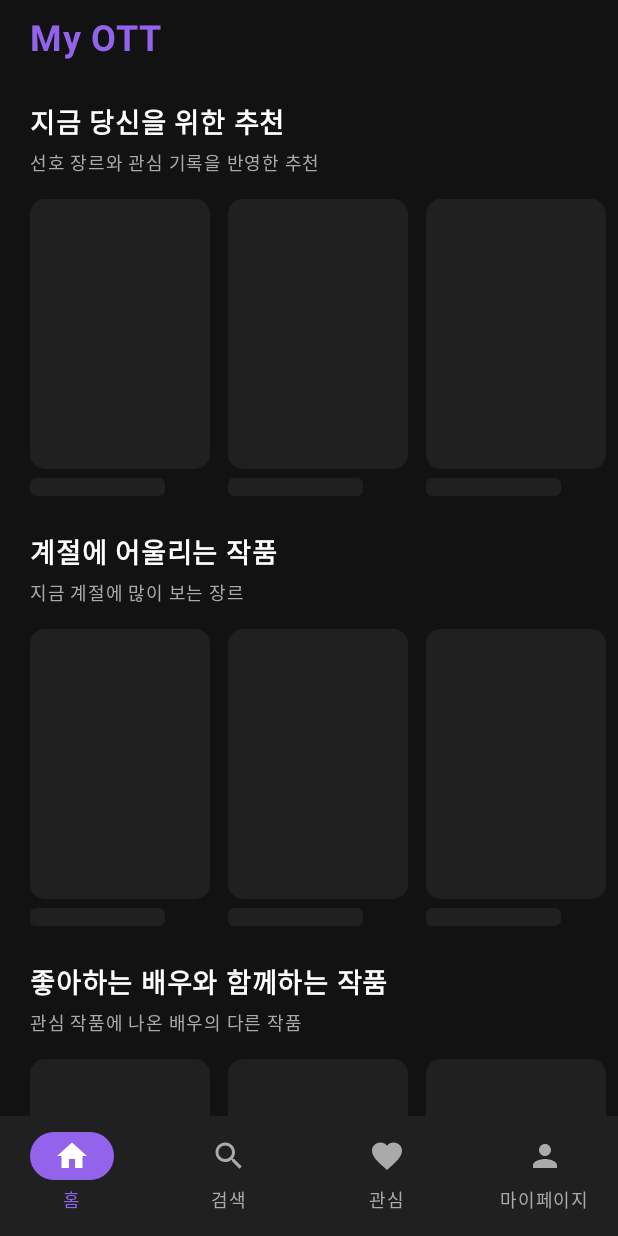
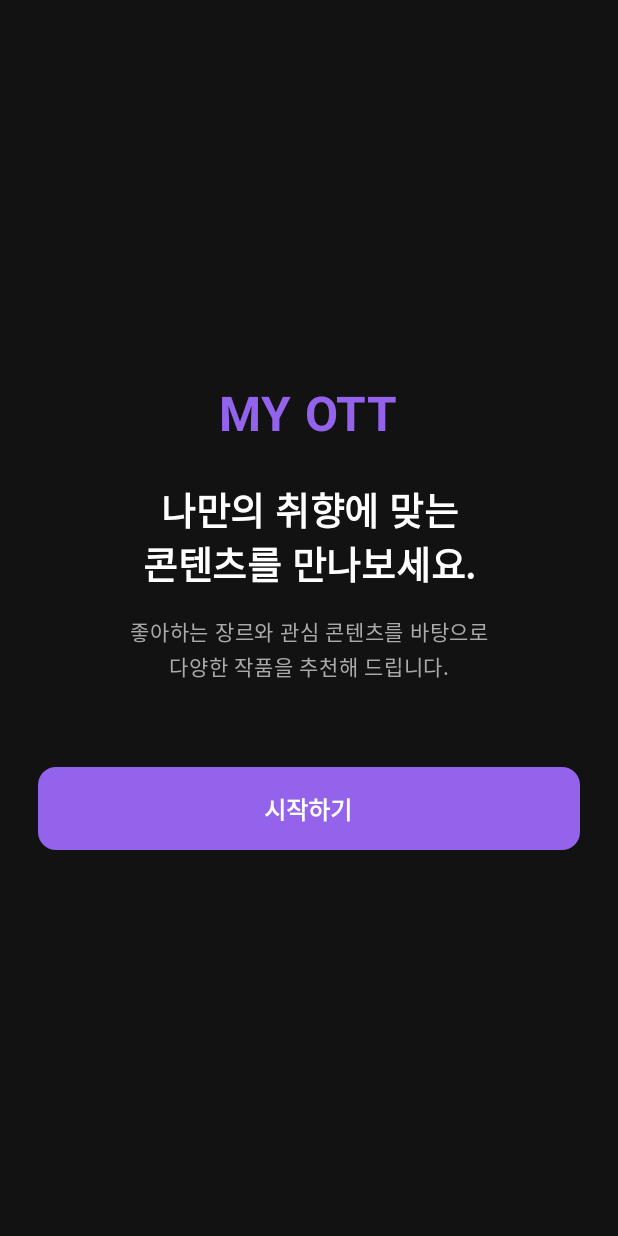
Before and after one commit to kimjunghun1/My_OTT, an Android app built with Jetpack Compose: the screen it shows after launch (MainActivity), on a phone screen of 412 x 824 dp. Run offline under Robolectric (Android 15) with nearby library versions, the phone set to English and light mode, and no system bars; our stand-ins replace Room's generated code; pictures from the network do not load.

Commit message:
장르 선택

```diff
--- /dev/null
+++ b/app/src/main/java/com/example/myott/WelcomeScreen.kt
@@ -0,0 +1,96 @@
+
+package com.example.myott
+
+import androidx.compose.foundation.background
+import androidx.compose.foundation.layout.Arrangement
+import androidx.compose.foundation.layout.Box
+import androidx.compose.foundation.layout.Column
+import androidx.compose.foundation.layout.Spacer
+import androidx.compose.foundation.layout.fillMaxSize
+import androidx.compose.foundation.layout.fillMaxWidth
+import androidx.compose.foundation.layout.height
+import androidx.compose.foundation.layout.padding
+import androidx.compose.foundation.shape.RoundedCornerShape
+import androidx.compose.material3.Button
+import androidx.compose.material3.ButtonDefaults
+import androidx.compose.material3.Text
+import androidx.compose.runtime.Composable
+import androidx.compose.ui.Alignment
+import androidx.compose.ui.Modifier
+import androidx.compose.ui.graphics.Color
+import androidx.compose.ui.text.font.FontWeight
+import androidx.compose.ui.text.style.TextAlign
+import androidx.compose.ui.unit.dp
+import androidx.compose.ui.unit.sp
+
+// [추가] 최초 실행 시 보여주는 환영 화면
+@Composable
+fun WelcomeScreen(
+    onStartClick: () -> Unit,
+    modifier: Modifier = Modifier
+) {
+    Box(
+        modifier = modifier
+            .fillMaxSize()
+            .background(Color(0xFF121212))
+            .padding(25.dp),
+        contentAlignment = Alignment.Center
+    ) {
+        Column(
+            modifier = Modifier.fillMaxWidth(),
+            horizontalAlignment = Alignment.CenterHorizontally,
+            verticalArrangement = Arrangement.Center
+        ) {
+            Text(
+                text = "MY OTT",
+                color = Color(0xFF9363EB),
+                fontSize = 32.sp,
+                fontWeight = FontWeight.Bold
+            )
+
+            Spacer(modifier = Modifier.height(25.dp))
+
+            Text(
+                text = "나만의 취향에 맞는\n콘텐츠를 만나보세요.",
+                color = Color.White,
+                fontSize = 25.sp,
+                fontWeight = FontWeight.Bold,
+                textAlign = TextAlign.Center,
+                lineHeight = 36.sp
+            )
+
+            Spacer(modifier = Modifier.height(15.dp))
+
+            Text(
+                text = "좋아하는 장르와 관심 콘텐츠를 바탕으로\n다양한 작품을 추천해 드립니다.",
+                color = Color(0xFFAAAAAA),
+                fontSize = 14.sp,
+                textAlign = TextAlign.Center,
+                lineHeight = 23.sp
+            )
+
+            Spacer(modifier = Modifier.height(55.dp))
+
+            Button(
+                onClick = {
+                    // 장르 선택 화면으로 이동
+                    onStartClick()
+                },
+                modifier = Modifier
+                    .fillMaxWidth()
+                    .height(55.dp),
+                shape = RoundedCornerShape(12.dp),
+                colors = ButtonDefaults.buttonColors(
+                    containerColor = Color(0xFF9363EB)
+                )
+            ) {
+                Text(
+                    text = "시작하기",
+                    color = Color.White,
+                    fontSize = 16.sp,
+                    fontWeight = FontWeight.Bold
+                )
+            }
+        }
+    }
+}
--- a/app/src/main/java/com/example/myott/main/MainScreen.kt
+++ b/app/src/main/java/com/example/myott/main/MainScreen.kt
@@ -53,6 +53,11 @@ import coil.compose.rememberAsyncImagePainter
 import com.example.myott.API.Movie
 import com.example.myott.API.MovieViewModel
 import com.example.myott.detail.ContentDetailScreen
+import androidx.compose.ui.platform.LocalContext
+import com.example.myott.AppContainer
+import com.example.myott.GenreViewModel
+import com.example.myott.WelcomeScreen
+import com.example.myapplication.GenreSelectionScreen
 
 // 색상 (장르 선택 화면과 같은 다크 + 보라 계열)
 private val MainBackground = Color(0xFF121212)
@@ -81,6 +86,75 @@ fun MainScreen(
     // 상세 화면을 보고 있는 콘텐츠 id (null이면 상세 화면 닫힘)
     var detailMovieId by rememberSaveable { mutableStateOf<Int?>(null) }
 
+    // [추가] SharedPreferences로 최초 실행 여부 확인
+    val context = LocalContext.current
+
+    val prefs = context.getSharedPreferences(
+        "myott_preferences",
+        android.content.Context.MODE_PRIVATE
+    )
+
+    // [추가] 최초 실행 여부에 따라 첫 화면 결정
+    var currentScreen by rememberSaveable {
+        mutableStateOf(
+            if (prefs.getBoolean("first_launch_completed", false)) {
+                "MAIN"
+            } else {
+                "WELCOME"
+            }
+        )
+    }
+
+    // [추가] 장르 선택 화면에서 사용할 ViewModel
+    val appContainer = context.applicationContext as AppContainer
+
+    val genreViewModel: GenreViewModel = viewModel(
+        factory = appContainer.genreViewModelFactory
+    )
+
+    // [추가] 최초 실행 화면 분기
+    if (currentScreen == "WELCOME") {
+
+        // [추가] 웰컴 화면
+        WelcomeScreen(
+            onStartClick = {
+                currentScreen = "GENRE"
+            },
+            modifier = modifier
+        )
+
+    } else if (currentScreen == "GENRE") {
+
+        // [추가] 장르 선택 화면
+        GenreSelectionScreen(
+            genreViewModel = genreViewModel,
+            modifier = modifier,
+
+            // [추가] 뒤로가기: 웰컴 화면으로 이동
+            onBack = {
+                currentScreen = "WELCOME"
+            },
+
+            // [추가] 장르 선택 완료: 메인 화면으로 이동
+            onComplete = {
+                prefs.edit()
+                    .putBoolean("first_launch_completed", true)
+                    .apply()
+
+                currentScreen = "MAIN"
+            },
+
+            // [추가] 건너뛰기 확인: 메인 화면으로 이동
+            onSkip = {
+                prefs.edit()
+                    .putBoolean("first_launch_completed", true)
+                    .apply()
+
+                currentScreen = "MAIN"
+            }
+        )
+
+    } else {
         Column(
             modifier = modifier
                 .fillMaxSize()
@@ -126,6 +200,7 @@ fun MainScreen(
                             unselectedTextColor = MainSubText
                         )
                     )
+                }
             }
         }
     }
```
Also changed, not shown: app/src/main/java/com/example/myott/GenreSelectionScreen.kt (+76 -6 lines). Lines whose indentation alone changed are shown as unchanged.
